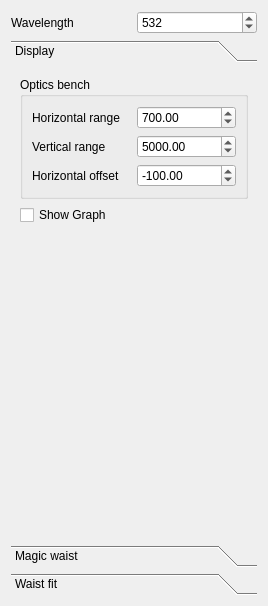
Before: the Qt Designer form gui/GaussianBeamWidget.ui in krokosik/GaussianBeam, drawn with Qt 5.
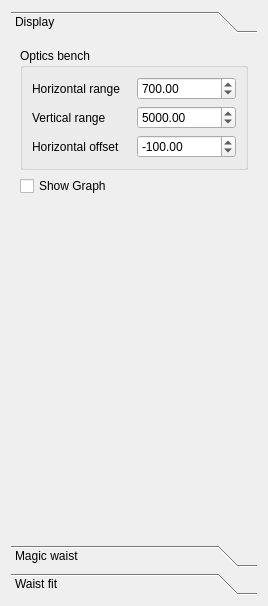
After: the same form once the commit is applied. The open tabs and pages were chosen to show the change.

Commit message: Move the wevelength spin box tothe toolbar

The edit to the form file:
```diff
--- a/gui/GaussianBeamWidget.ui
+++ b/gui/GaussianBeamWidget.ui
@@ -15,36 +15,6 @@
   <layout class="QHBoxLayout" >
    <item>
     <layout class="QVBoxLayout" >
-     <item>
-      <layout class="QHBoxLayout" >
-       <item>
-        <widget class="QLabel" name="label_3" >
-         <property name="text" >
-          <string>Wavelength</string>
-         </property>
-        </widget>
-       </item>
-       <item>
-        <widget class="QDoubleSpinBox" name="doubleSpinBox_Wavelength" >
-         <property name="decimals" >
-          <number>0</number>
-         </property>
-         <property name="minimum" >
-          <double>1.000000000000000</double>
-         </property>
-         <property name="maximum" >
-          <double>6000.000000000000000</double>
-         </property>
-         <property name="singleStep" >
-          <double>10.000000000000000</double>
-         </property>
-         <property name="value" >
-          <double>532.000000000000000</double>
-         </property>
-        </widget>
-       </item>
-      </layout>
-     </item>
      <item>
       <widget class="QToolBox" name="toolBox" >
        <property name="minimumSize" >
@@ -67,8 +37,8 @@
          <rect>
           <x>0</x>
           <y>0</y>
-          <width>246</width>
-          <height>177</height>
+          <width>250</width>
+          <height>471</height>
          </rect>
         </property>
         <attribute name="label" >
```
Left out of the diff: 8 changed lines with no effect on the pictures. The commit also changes 5 other files.
